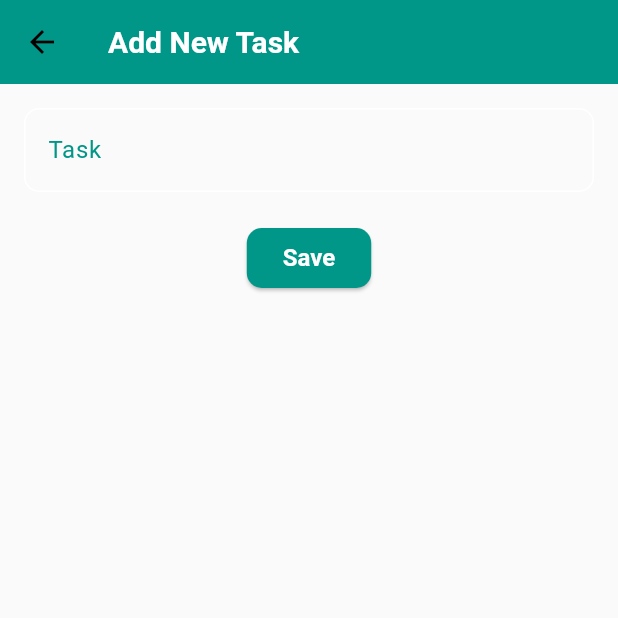
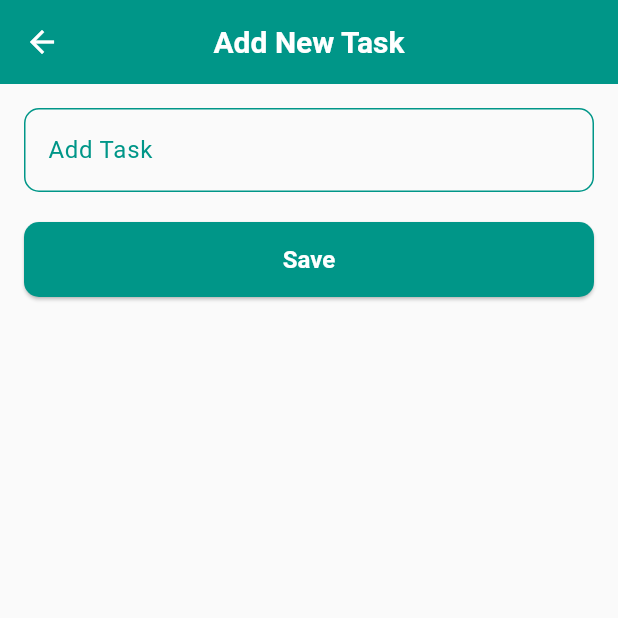
Before and after one commit to aniljailta/bookish-engine, a Flutter app: the screen it shows after launch, after a tap on "Add New Task", on a phone screen of 412 x 824 dp, the top half of it. Run offline on Flutter 3.47's test engine with Material 3 defaults, Android fonts, the phone set to English and light mode, and no system bars; our stand-ins replace get, get_it, sqflite; accounts and stored records are empty.

```diff
--- /dev/null
+++ b/lib/bindings/bindings.dart
@@ -0,0 +1,10 @@
+import 'package:get/get.dart';
+import '../di/injection.dart';
+import '../presentation/controllers/task_controller.dart';
+
+class HomeBinding extends Bindings {
+  @override
+  void dependencies() {
+    Get.put(locator<TaskController>());
+  }
+}
--- a/lib/di/injection.dart
+++ b/lib/di/injection.dart
@@ -4,6 +4,7 @@ import '../data/services/db_service.dart';
 import '../domain/usecases/add_task.dart';
 import '../domain/usecases/delete_task.dart';
 import '../domain/usecases/get_tasks.dart';
+import '../domain/usecases/update_task.dart';
 import '../presentation/controllers/task_controller.dart';
 
 final GetIt locator = GetIt.instance;
@@ -23,11 +24,14 @@ void setupLocator() {
       () => DeleteTask(locator<TaskRepository>()));
   locator.registerLazySingleton<GetTasks>(
       () => GetTasks(locator<TaskRepository>()));
+  locator.registerLazySingleton<UpdateTask>(
+      () => UpdateTask(locator<TaskRepository>()));
 
   // Controllers
   locator.registerLazySingleton<TaskController>(() => TaskController(
         addTaskUseCase: locator<AddTask>(),
         deleteTaskUseCase: locator<DeleteTask>(),
         getTasksUseCase: locator<GetTasks>(),
+        updateTaskUseCase: locator<UpdateTask>(),
       ));
 }
--- a/lib/domain/entities/task.dart
+++ b/lib/domain/entities/task.dart
@@ -1,6 +1,23 @@
 class Task {
-  int? id;
-  String title;
+  final int? id;
+  final String title;
+  final int isCompleted;
 
-  Task({this.id, required this.title});
+  Task({
+    this.id,
+    required this.title,
+    required this.isCompleted,
+  });
+
+  Task copyWith({
+    int? id,
+    String? title,
+    int? isCompleted,
+  }) {
+    return Task(
+      id: id ?? this.id,
+      title: title ?? this.title,
+      isCompleted: isCompleted ?? this.isCompleted,
+    );
+  }
 }
--- a/lib/domain/repositories/task_repository_interface.dart
+++ b/lib/domain/repositories/task_repository_interface.dart
@@ -2,6 +2,7 @@ import '../entities/task.dart';
 
 abstract class ITaskRepository {
   Future<void> addTask(Task task);
+  Future<void> updateTask(Task task);
   Future<void> deleteTask(int id);
   Future<List<Task>> getTasks();
 }
--- /dev/null
+++ b/lib/domain/usecases/update_task.dart
@@ -0,0 +1,12 @@
+import '../../data/repositories/task_repository.dart';
+import '../entities/task.dart';
+
+class UpdateTask {
+  final TaskRepository repository;
+
+  UpdateTask(this.repository);
+
+  Future<void> call(Task task) async {
+    await repository.updateTask(task);
+  }
+}
--- a/lib/main.dart
+++ b/lib/main.dart
@@ -1,13 +1,13 @@
 import 'package:flutter/material.dart';
 import 'package:get/get.dart';
 import 'package:todo_list/app_pages.dart';
+import 'bindings/bindings.dart';
 import 'config/apptheme.dart';
 import 'di/injection.dart' as get_it;
 
 void main() async {
   WidgetsFlutterBinding.ensureInitialized();
   get_it.setupLocator();
-
   runApp(const MyApp());
 }
 
@@ -18,6 +18,7 @@ class MyApp extends StatelessWidget {
   Widget build(BuildContext context) {
     return GetMaterialApp(
       title: 'To Do',
+      initialBinding: HomeBinding(),
       debugShowCheckedModeBanner: false,
       theme: AppTheme.lightTheme,
       initialRoute: '/',
--- a/lib/presentation/controllers/task_controller.dart
+++ b/lib/presentation/controllers/task_controller.dart
@@ -3,16 +3,21 @@ import '../../domain/entities/task.dart';
 import '../../domain/usecases/add_task.dart';
 import '../../domain/usecases/delete_task.dart';
 import '../../domain/usecases/get_tasks.dart';
+import '../../domain/usecases/update_task.dart';
+
+enum TaskFilter { all, completed, pending }
 
 class TaskController extends GetxController {
   final AddTask addTaskUseCase;
   final DeleteTask deleteTaskUseCase;
   final GetTasks getTasksUseCase;
+  final UpdateTask updateTaskUseCase;
 
   TaskController({
     required this.addTaskUseCase,
     required this.deleteTaskUseCase,
     required this.getTasksUseCase,
+    required this.updateTaskUseCase,
   });
 
   var taskList = <Task>[].obs;
@@ -29,7 +34,7 @@ class TaskController extends GetxController {
   }
 
   Future<void> addTask(String title) async {
-    await addTaskUseCase(Task(title: title));
+    await addTaskUseCase(Task(title: title, isCompleted: 0));
     loadTasks();
   }
 
@@ -37,4 +42,26 @@ class TaskController extends GetxController {
     await deleteTaskUseCase(id);
     loadTasks();
   }
+
+  Future<void> toggleTaskCompletion(int id) async {
+    final taskIndex = taskList.indexWhere((task) => task.id == id);
+    if (taskIndex != -1) {
+      final task = taskList[taskIndex];
+      final newIsCompleted = task.isCompleted == 0 ? 1 : 0;
+      final updatedTask = task.copyWith(isCompleted: newIsCompleted);
+      await updateTaskUseCase(updatedTask);
+      loadTasks();
+    }
+  }
+
+  List<Task> getFilteredTasks(TaskFilter filter) {
+    switch (filter) {
+      case TaskFilter.all:
+        return taskList;
+      case TaskFilter.completed:
+        return taskList.where((task) => task.isCompleted == 1).toList();
+      case TaskFilter.pending:
+        return taskList.where((task) => task.isCompleted == 0).toList();
+    }
+  }
 }
--- a/lib/presentation/screens/Home/homepage.dart
+++ b/lib/presentation/screens/Home/homepage.dart
@@ -10,17 +10,162 @@ class HomePage extends StatelessWidget {
 
   @override
   Widget build(BuildContext context) {
-    return Scaffold(
+    return DefaultTabController(
+      length: 3,
+      child: Scaffold(
+        floatingActionButton: Padding(
+          padding: const EdgeInsets.symmetric(horizontal: 16.0),
+          child: ElevatedButton.icon(
+            onPressed: () => Get.toNamed('/add'),
+            icon: const Icon(Icons.add),
+            label: const Text('Add New Task'),
+            style: ElevatedButton.styleFrom(
+              minimumSize: const Size(double.infinity, 50),
+            ),
+          ),
+        ),
+        floatingActionButtonLocation: FloatingActionButtonLocation.centerFloat,
         appBar: AppBar(
           title: const Text('To-Do List'),
           centerTitle: true,
+          elevation: 0,
+          bottom: PreferredSize(
+            preferredSize: const Size.fromHeight(80),
+            child: TabBar(
+              indicator: BoxDecoration(
+                borderRadius: BorderRadius.circular(50),
+                color: Colors.white.withOpacity(0.2),
               ),
-      body: Stack(
+              labelColor: Colors.white,
+              unselectedLabelColor: Colors.white.withOpacity(0.7),
+              labelStyle: const TextStyle(
+                fontWeight: FontWeight.bold,
+                fontSize: 16,
+              ),
+              unselectedLabelStyle: const TextStyle(
+                fontWeight: FontWeight.normal,
+                fontSize: 14,
+              ),
+              tabs: const [
+                Tab(
+                  child: Row(
+                    mainAxisAlignment: MainAxisAlignment.center,
                     children: [
-          Padding(
-            padding: const EdgeInsets.all(16.0),
+                      Icon(Icons.list),
+                      SizedBox(width: 8),
+                      Text('All'),
+                    ],
+                  ),
+                ),
+                Tab(
+                  child: Row(
+                    mainAxisAlignment: MainAxisAlignment.center,
+                    children: [
+                      Icon(Icons.check_circle),
+                      SizedBox(width: 8),
+                      Text('Done'),
+                    ],
+                  ),
+                ),
+                Tab(
+                  child: Row(
+                    mainAxisAlignment: MainAxisAlignment.center,
+                    children: [
+                      Icon(Icons.pending),
+                      SizedBox(width: 8),
+                      Text('Pending'),
+                    ],
+                  ),
+                ),
+              ],
+            ),
+          ),
+        ),
+        body: Column(
+          children: [
+            Expanded(
+              child: TabBarView(
+                children: [
+                  _buildTaskList(context, TaskFilter.all),
+                  _buildTaskList(context, TaskFilter.completed),
+                  _buildTaskList(context, TaskFilter.pending),
+                ],
+              ),
+            ),
+          ],
+        ),
+      ),
+    );
+  }
+
+  Widget _buildTaskList(BuildContext context, TaskFilter filter) {
+    return Padding(
+      padding: const EdgeInsets.fromLTRB(
+          16.0, 16.0, 16.0, 80.0), // Added bottom padding
       child: Obx(() {
-              if (taskController.taskList.isEmpty) {
+        final filteredTasks = taskController.getFilteredTasks(filter);
+
+        if (filteredTasks.isEmpty) {
+          return _buildEmptyState(context, filter);
+        } else {
+          return ListView.builder(
+            physics: const BouncingScrollPhysics(
+                decelerationRate: ScrollDecelerationRate.fast),
+            itemCount: filteredTasks.length,
+            itemBuilder: (context, index) {
+              final task = filteredTasks[index];
+              return Card(
+                margin: const EdgeInsets.symmetric(vertical: 8.0),
+                child: ListTile(
+                  title: Text(
+                    task.title,
+                    style: TextStyle(
+                      decoration: task.isCompleted != 0
+                          ? TextDecoration.lineThrough
+                          : null,
+                    ),
+                  ),
+                  trailing: Row(
+                    mainAxisSize: MainAxisSize.min,
+                    children: [
+                      Checkbox(
+                        value: task.isCompleted == 0 ? false : true,
+                        onChanged: (bool? value) {
+                          taskController.toggleTaskCompletion(task.id!);
+                        },
+                      ),
+                      IconButton(
+                        icon: Icon(Icons.delete,
+                            color: Theme.of(context).colorScheme.secondary),
+                        onPressed: () {
+                          taskController.deleteTask(task.id!);
+                        },
+                      ),
+                    ],
+                  ),
+                ),
+              );
+            },
+          );
+        }
+      }),
+    );
+  }
+
+  Widget _buildEmptyState(BuildContext context, TaskFilter filter) {
+    String message;
+    switch (filter) {
+      case TaskFilter.all:
+        message = 'No tasks yet';
+        break;
+      case TaskFilter.completed:
+        message = 'No completed tasks';
+        break;
+      case TaskFilter.pending:
+        message = 'No pending tasks';
+        break;
+    }
+
     return Center(
       child: Column(
         mainAxisAlignment: MainAxisAlignment.center,
@@ -28,18 +173,12 @@ class HomePage extends StatelessWidget {
           Icon(
             Icons.task_alt,
             size: 100,
-                        color: Theme.of(context)
-                            .colorScheme
-                            .secondary
-                            .withOpacity(0.5),
+            color: Theme.of(context).colorScheme.secondary.withOpacity(0.5),
           ),
           const SizedBox(height: 20),
           Text(
-                        'No tasks yet',
-                        style: Theme.of(context)
-                            .textTheme
-                            .headlineSmall
-                            ?.copyWith(
+            message,
+            style: Theme.of(context).textTheme.headlineSmall?.copyWith(
                   color: Theme.of(context).colorScheme.secondary,
                   fontWeight: FontWeight.bold,
                 ),
@@ -47,53 +186,9 @@ class HomePage extends StatelessWidget {
           const SizedBox(height: 10),
           Text(
             'Your tasks will appear here',
-                        style:
-                            Theme.of(context).textTheme.titleMedium?.copyWith(
-                                  color: Theme.of(context)
-                                      .colorScheme
-                                      .onSurface
-                                      .withOpacity(0.7),
-                                ),
-                      ),
-                    ],
-                  ),
-                );
-              } else {
-                return ListView.builder(
-                  itemCount: taskController.taskList.length,
-                  itemBuilder: (context, index) {
-                    final task = taskController.taskList[index];
-                    return Card(
-                      margin: const EdgeInsets.symmetric(vertical: 8.0),
-                      child: ListTile(
-                        title: Text(task.title),
-                        trailing: IconButton(
-                          icon: Icon(Icons.delete,
-                              color: Theme.of(context).colorScheme.secondary),
-                          onPressed: () {
-                            taskController.deleteTask(task.id!);
-                          },
-                        ),
-                      ),
-                    );
-                  },
-                );
-              }
-            }),
-          ),
-          Positioned(
-            left: 16,
-            right: 16,
-            bottom: 50,
-            child: ElevatedButton.icon(
-              onPressed: () => Get.toNamed('/add'),
-              icon: const Icon(Icons.add),
-              label: const Text('Add New Task'),
-              style: ElevatedButton.styleFrom(
-                padding:
-                    const EdgeInsets.symmetric(horizontal: 20, vertical: 12),
-                minimumSize: const Size(double.infinity, 50),
-              ),
+            style: Theme.of(context).textTheme.titleMedium?.copyWith(
+                  color:
+                      Theme.of(context).colorScheme.onSurface.withOpacity(0.7),
                 ),
           ),
         ],
--- a/lib/presentation/screens/task/add_task_page.dart
+++ b/lib/presentation/screens/task/add_task_page.dart
@@ -1,6 +1,5 @@
 import 'package:flutter/material.dart';
 import 'package:get/get.dart';
-
 import '../../../di/injection.dart';
 import '../../controllers/task_controller.dart';
 
@@ -14,6 +13,8 @@ class AddTaskPage extends StatelessWidget {
   Widget build(BuildContext context) {
     return Scaffold(
       appBar: AppBar(
+        iconTheme: const IconThemeData(color: Colors.white),
+        centerTitle: true,
         title: const Text('Add New Task'),
       ),
       body: Padding(
@@ -22,19 +23,45 @@ class AddTaskPage extends StatelessWidget {
           children: [
             TextField(
               controller: taskController,
-              decoration: const InputDecoration(
-                labelText: 'Task',
+              decoration: InputDecoration(
+                labelText: 'Add Task',
+                hintText: 'Enter your task here',
+                border: OutlineInputBorder(
+                  borderRadius: BorderRadius.circular(10),
+                  borderSide: BorderSide(
+                      color: Theme.of(context).primaryColor, width: 1),
+                ),
+                enabledBorder: OutlineInputBorder(
+                  borderRadius: BorderRadius.circular(10),
+                  borderSide: BorderSide(
+                      color: Theme.of(context).primaryColor, width: 1),
+                ),
+                focusedBorder: OutlineInputBorder(
+                  borderRadius: BorderRadius.circular(10),
+                  borderSide: BorderSide(
+                      color: Theme.of(context).primaryColor, width: 2),
+                ),
               ),
             ),
             const SizedBox(height: 20),
             ElevatedButton(
               onPressed: () {
-                final title = taskController.text;
-                if (title.isNotEmpty) {
+                final title = taskController.text.trim();
+                if (title.isEmpty) {
+                  ScaffoldMessenger.of(context).showSnackBar(
+                    const SnackBar(
+                      content: Text('Please enter a task first'),
+                      backgroundColor: Colors.red,
+                    ),
+                  );
+                } else {
                   taskCtrl.addTask(title);
                   Get.back();
                 }
               },
+              style: ElevatedButton.styleFrom(
+                minimumSize: const Size(double.infinity, 50),
+              ),
               child: const Text('Save'),
             ),
           ],
```
Also changed, not shown: lib/data/models/task_model.dart (+20 -1 lines), lib/data/repositories/task_repository.dart (+10 -1 lines), lib/data/services/db_service.dart (+19 -2 lines). Lines whose indentation alone changed are shown as unchanged.
